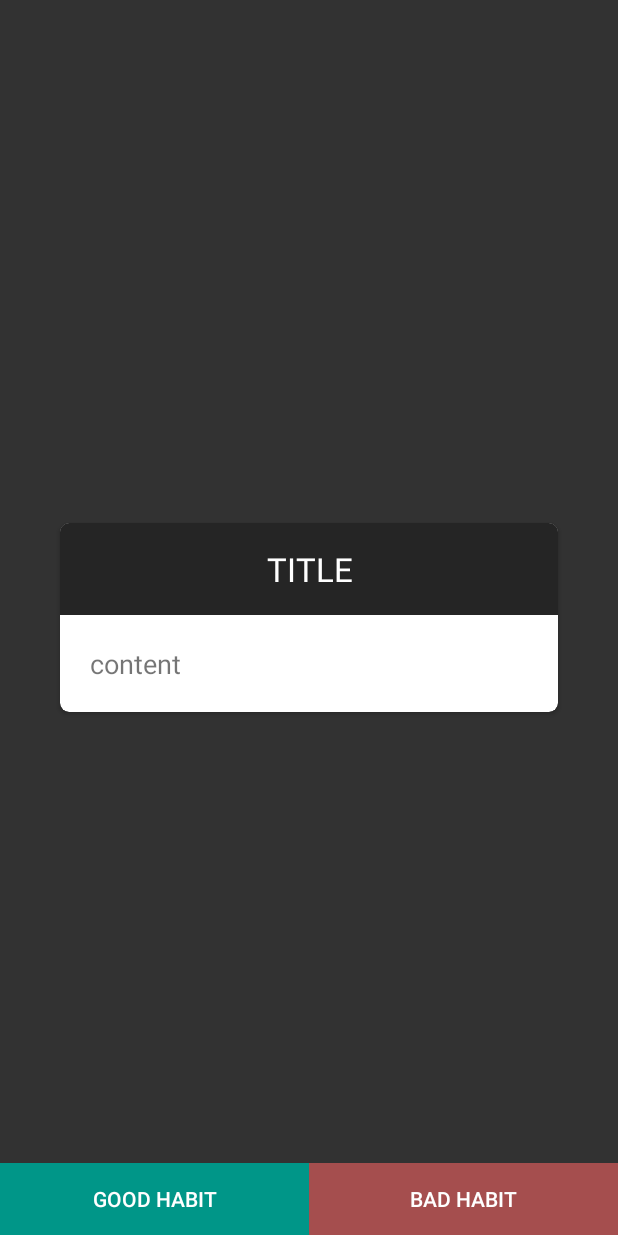
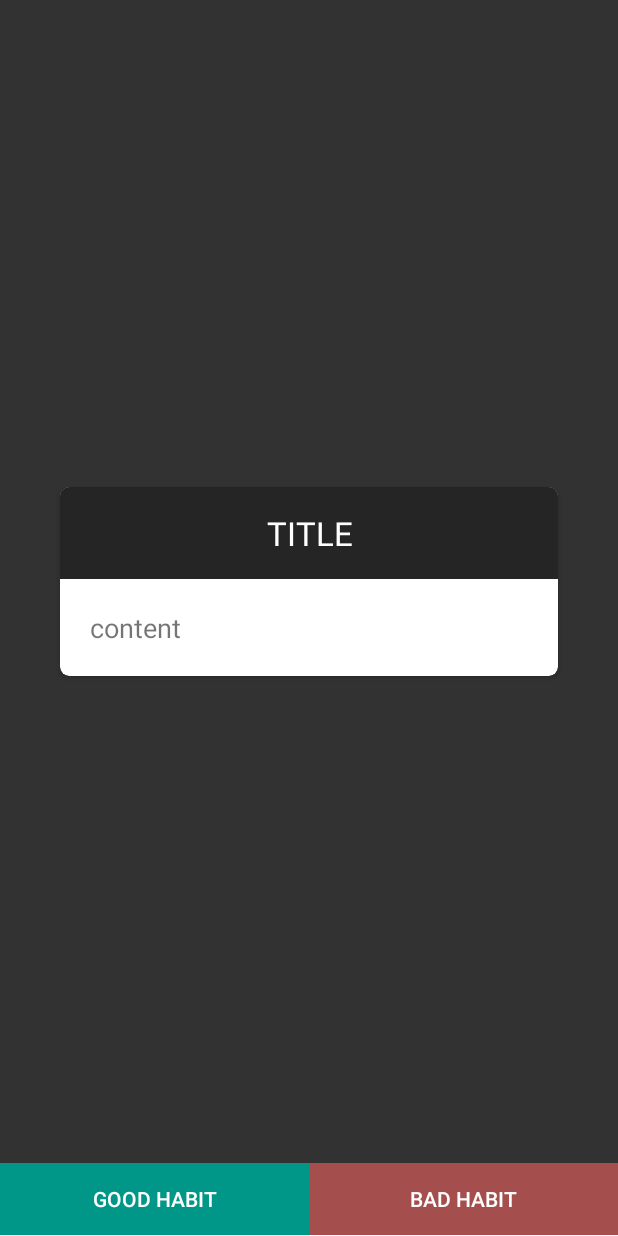
Before and after one commit to SelfFormat/eB_dniK, an Android app: the layout fragment_article.xml on its own in the app's theme, with its tools: preview values and no code run, on a phone screen of 412 x 824 dp. Run offline under Robolectric (Android 15) with nearby library versions, the phone set to English and light mode, and no system bars.

Commit message:
Article layout tweaks

```diff
--- a/app/src/main/res/layout/fragment_article.xml
+++ b/app/src/main/res/layout/fragment_article.xml
@@ -7,7 +7,14 @@
     android:background="@color/colorPrimary"
     android:orientation="vertical">
 
+    <LinearLayout
+        android:layout_alignParentBottom="true"
+        android:layout_width="match_parent"
+        android:layout_height="match_parent"
+        android:orientation="vertical">
+
         <RelativeLayout
+            android:layout_weight="1"
             android:id="@+id/cardLay"
             android:layout_width="match_parent"
             android:layout_height="match_parent">
@@ -71,14 +78,6 @@
 
         </RelativeLayout>
 
-
-    <LinearLayout
-        android:layout_alignParentBottom="true"
-
-        android:layout_width="match_parent"
-        android:layout_height="wrap_content"
-        android:orientation="vertical">
-
         <LinearLayout
             android:id="@+id/goodBadButtons"
             android:layout_width="match_parent"
```
Lines whose indentation alone changed are shown as unchanged.
